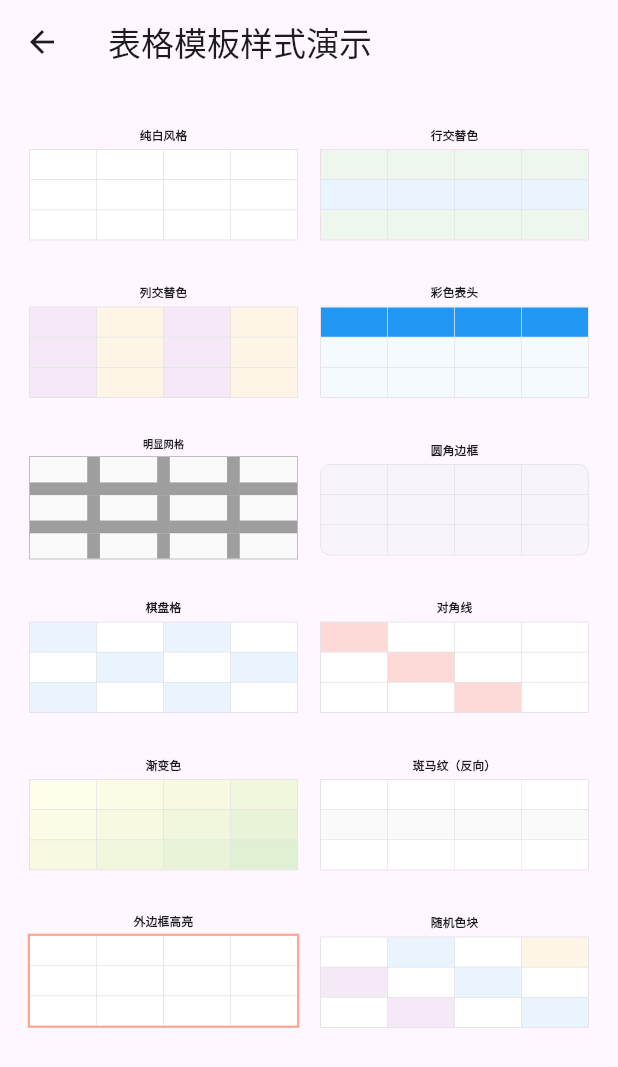
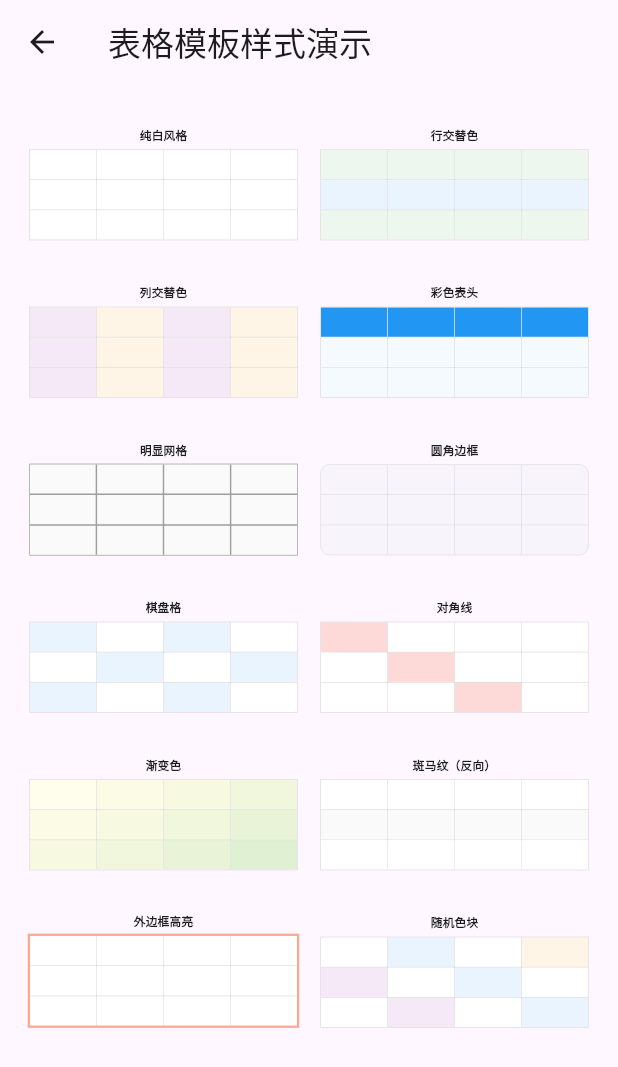
Before and after one commit to bg-1998/excel_table_plus, a Flutter app: the TemplateDemo screen opened directly, on a phone screen of 412 x 824 dp. Shown: the top 1067 px of the screen. Run offline on Flutter 3.47's test engine with Material 3 defaults, Android fonts, the phone set to English and light mode, and no system bars.

Commit message:
feat(excel): 添加设置行列宽高和分割线宽度功能
- 新增 setColumnWidth 方法用于设置列宽- 新增 setRowHeight 方法用于设置行高- 新增 setDividerWidth 方法用于设置分割线宽度- 新增 setBorderWidth 方法用于设置边框宽度- 修复分割线长度计算逻辑，去除不必要的减法运算
- 更新模板示例中的分割线宽度值以增强可见性

```diff
--- a/example/lib/demo/template_demo.dart
+++ b/example/lib/demo/template_demo.dart
@@ -59,7 +59,7 @@ class _TemplateDemoState extends State<TemplateDemo> {
       templateName: '明显网格',
       backgroundColor: Colors.white,
       rowColor: Colors.grey.withValues(alpha: 0.05),
-      dividerWidth: 20.0,
+      dividerWidth: 2.0,
       dividerColor: Colors.grey,
     ));
 
--- a/lib/src/excel_widget.dart
+++ b/lib/src/excel_widget.dart
@@ -153,6 +153,7 @@ class _ExcelWidgetState extends State<ExcelWidget> {
                 child: ScrollbarTheme(
                   data: const ScrollbarThemeData(
                     thickness: WidgetStatePropertyAll(0.0),
+                    interactive: false
                   ),
                   child: SizedBox(
                     width: min(totalExcelWidth, constraintWidth),
@@ -332,7 +333,7 @@ class _ExcelWidgetState extends State<ExcelWidget> {
       if (excel.dividerWidth > 0) {
         final verticalLine = Positioned(
           left: left -
-              (widget.controller.isDragging ? (itemWidth - excel.dividerWidth) / 2 : 0),
+              (widget.controller.isDragging ? (itemWidth - excel.dividerWidth) / 2 : 0) - (i==excel.x?1:0),
           top: 0.0,
           child: Container(
             width: widget.controller.isDragging ? itemWidth : excel.dividerWidth,
@@ -368,7 +369,7 @@ class _ExcelWidgetState extends State<ExcelWidget> {
         final horizontalLine = Positioned(
           left: 0.0,
           top: top -
-              (widget.controller.isDragging ? (itemHeight - excel.dividerWidth) / 2 : 0),
+              (widget.controller.isDragging ? (itemHeight - excel.dividerWidth) / 2 : 0) - (i==excel.y?1:0),
           child: Container(
             height: widget.controller.isDragging ? itemHeight : excel.dividerWidth,
             alignment: Alignment.center,
@@ -485,22 +486,28 @@ class _ExcelWidgetState extends State<ExcelWidget> {
                       ignoring: (widget.controller.selectedPosition != position||(model?.isReadOnly??false)),
                       child: _itemContentBuilder(excel, x, y, model)),
                 ),
-                if(x<excel.x-1)
-                  Positioned(right: -excel.dividerWidth,child: IgnorePointer(
+                Positioned(
+                  left: -excel.dividerWidth,
+                  top: -excel.dividerWidth,
+                  child: IgnorePointer(
                     child: Container(
-                      width: excel.dividerWidth,
-                      height: height + (y<excel.y-1?excel.dividerWidth:0),
-                      color: excel.dividerColor??Colors.transparent,
+                      width: width+excel.dividerWidth*2,
+                      height: height+excel.dividerWidth*2,
+                      decoration: BoxDecoration(
+                        border: Border(
+                          right: BorderSide(
+                            color: excel.dividerColor??Colors.transparent,
+                            width: excel.dividerWidth,
+                          ),
+                          bottom: BorderSide(
+                            color: excel.dividerColor??Colors.transparent,
+                            width: excel.dividerWidth,
+                          ),
+                        ),
+                      ),
                     ),
-                  )),
-                if(y<excel.y-1)
-                  Positioned(bottom: -excel.dividerWidth,child: IgnorePointer(
-                    child: Container(
-                      width: width+(x<excel.x-1?excel.dividerWidth:0),
-                      height: excel.dividerWidth,
-                      color: excel.dividerColor??Colors.transparent,
-                    ),
-                  )),
+                  ),
+                ),
                 IgnorePointer(
                   child: Container(
                     width: width,
--- a/pubspec.yaml
+++ b/pubspec.yaml
@@ -1,6 +1,6 @@
 name: excel_table_plus
 description: "An enhanced Excel-style table widget for Flutter with advanced features like cell merging, resizing, styling, and more."
-version: 0.0.3
+version: 0.0.4
 homepage: https://github.com/bg-1998/excel_table_plus
 
 environment:
```
Also changed, not shown: 1 other file.
